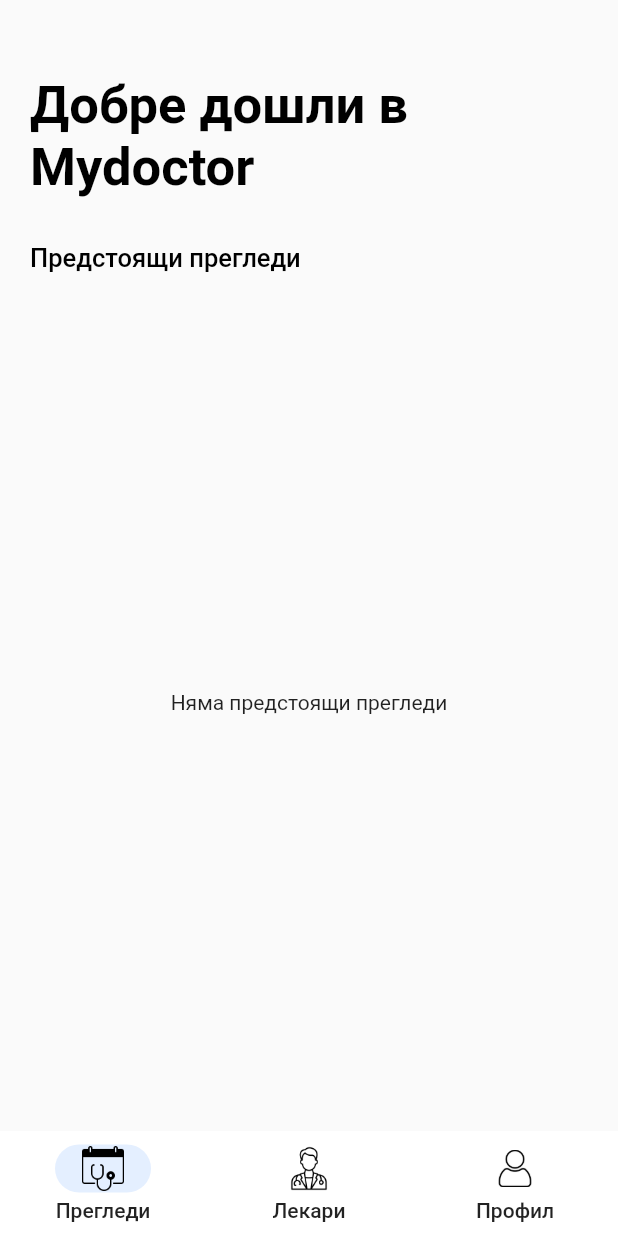
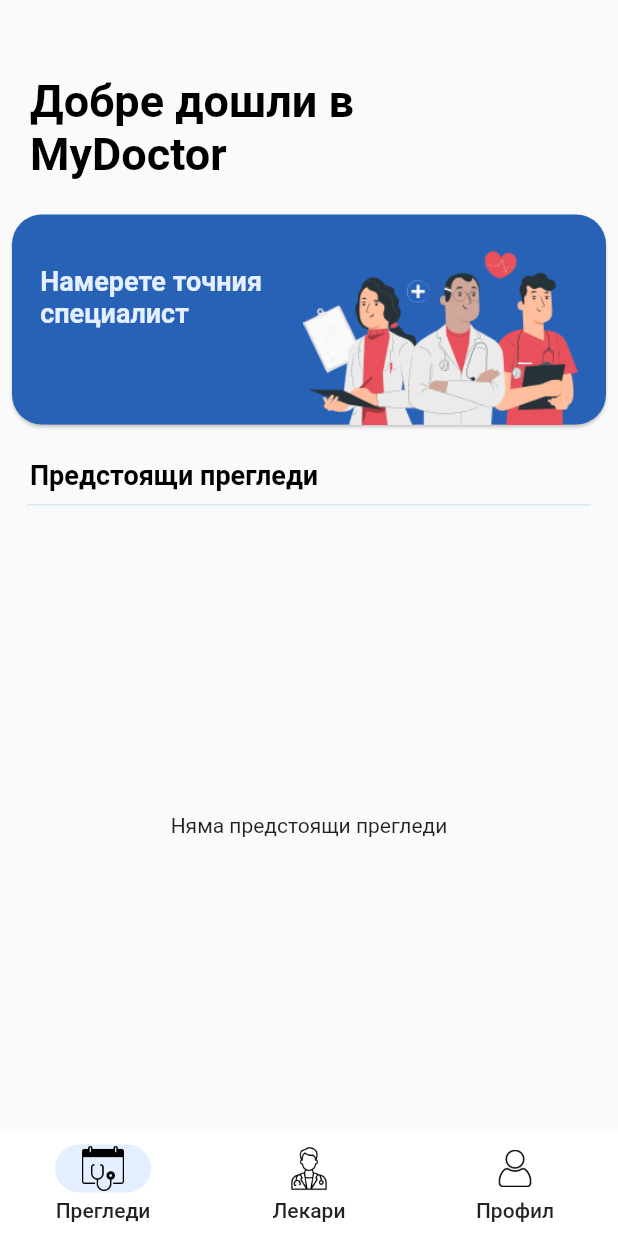
Before and after one commit to kayraBo/Mydoctor, a Flutter app: the screen it shows once a user with an empty profile is signed in, on a phone screen of 412 x 824 dp. Run offline on Flutter 3.47's test engine with Material 2 defaults, Android fonts, the phone set to English and light mode, and no system bars; our stand-ins replace cloud_firestore, firebase_auth, firebase_core, flutter_riverpod, table_calendar; accounts and stored records are empty.

Commit message:
updating ui

```diff
--- a/lib/constants/md_app_assets.dart
+++ b/lib/constants/md_app_assets.dart
@@ -4,4 +4,7 @@
   static const String mdNavBarMedicalIcon = 'assets/icons/medical.png';
   static const String mdSignInDoctorPicture = 'assets/images/Doctors.png';
   static const String mdProfilePicture = 'assets/images/profile_pic.png';
+  static const String mdDoctorsHomePicture = 'assets/images/doctorsHome.png';
+  static const String mdStethoscopeIcon = 'assets/icons/stethoscope.png';
+  static const String mdHospitalIcon = 'assets/icons/hospital.png';
 }
--- a/lib/constants/md_app_colors.dart
+++ b/lib/constants/md_app_colors.dart
@@ -7,4 +7,5 @@
   static const mdWhiteColor = Colors.white;
   static const mdLightBlueDividerColor = Color(0xFFD8E5F8);
   static const mdRedColor = Color(0xFFE9625E);
+  static const mdGreyColor = Color(0xFFE7E7E7);
 }
--- a/lib/constants/md_app_fontstyle.dart
+++ b/lib/constants/md_app_fontstyle.dart
@@ -89,6 +89,9 @@
   static const bold35Black = TextStyle(
       color: AppColors.mdBlackColor, fontWeight: FontWeight.bold, fontSize: 35);
 
+  static const bold30Black = TextStyle(
+      color: AppColors.mdBlackColor, fontWeight: FontWeight.bold, fontSize: 30);
+
   static const iconArrowBack =
       Icon(Icons.arrow_back_ios, color: AppColors.mdBlackColor);
 
--- a/lib/constants/md_app_strings.dart
+++ b/lib/constants/md_app_strings.dart
@@ -1,5 +1,5 @@
 class AppStrings {
-  static const String strWelcomeMessage = 'Добре дошли в Mydoctor';
+  static const String strWelcomeMessage = 'Добре дошли в \nMyDoctor';
   static const String strUpcomingAppointmnets = 'Предстоящи прегледи';
   static const String strMedicalSpecialities = 'Категории';
   static const String strSearch = 'Търси...';
@@ -42,4 +42,5 @@
   static const String strChooseSpeciality = 'Избери специалност...';
   static const String strAvailableHours = 'Свободни часове';
   static const String strCancel = 'Отмяна';
+  static const String strMessageHome = 'Намерете точния\nспециалист';
 }
--- a/lib/screens/home/view/home.dart
+++ b/lib/screens/home/view/home.dart
@@ -64,7 +64,7 @@
                                     ),
                                     Column(
                                       mainAxisAlignment:
-                                          MainAxisAlignment.center,
+                                          MainAxisAlignment.spaceEvenly,
                                       crossAxisAlignment:
                                           CrossAxisAlignment.start,
                                       children: [
@@ -90,9 +90,15 @@
                                             ),
                                           ],
                                         ),
+                                        const SizedBox(
+                                          height: 3,
+                                        ),
                                         Text(
                                           '${doctorData[index].doctorMedSpeciality}',
                                           style: AppFontStyles.semiBold15Black,
+                                        ),
+                                        const SizedBox(
+                                          height: 3,
                                         ),
                                         Text(
                                           '${doctorData[index].doctorHospital}',
@@ -181,18 +187,59 @@
                 padding: const EdgeInsets.fromLTRB(20, 0, 0, 0),
                 child: const Text(
                   AppStrings.strWelcomeMessage,
-                  style: AppFontStyles.bold35Black,
+                  style: AppFontStyles.bold30Black,
                 )),
             const SizedBox(
-              height: 30,
+              height: 15,
+            ),
+            Card(
+              shape: borderRadius(),
+              margin: const EdgeInsets.all(8),
+              color: AppColors.mdDarkBlueColor,
+              child: Padding(
+                padding: const EdgeInsets.fromLTRB(10, 20, 0, 0),
+                child: Row(
+                  mainAxisAlignment: MainAxisAlignment.spaceAround,
+                  children: [
+                    const Padding(
+                      padding: EdgeInsets.only(bottom: 50),
+                      child: Text(
+                        AppStrings.strMessageHome,
+                        style: AppFontStyles.bold18White,
+                      ),
+                    ),
+                    Padding(
+                      padding: const EdgeInsets.symmetric(
+                          vertical: 0, horizontal: 10),
+                      child: Image.asset(
+                        AppAssets.mdDoctorsHomePicture,
+                        height: 120,
+                      ),
+                    ),
+                  ],
+                ),
+              ),
+            ),
+            const SizedBox(
+              height: 15,
             ),
             Container(
                 alignment: Alignment.centerLeft,
                 padding: const EdgeInsets.fromLTRB(20, 0, 0, 0),
                 child: const Text(
                   AppStrings.strUpcomingAppointmnets,
-                  style: AppFontStyles.semBold17Black,
+                  style: AppFontStyles.bold18Black,
                 )),
+            const Padding(
+              padding: EdgeInsets.all(8.0),
+              child: Divider(
+                height: 3,
+                thickness: 1,
+                indent: 10,
+                endIndent: 10,
+                color: AppColors.mdLightBlueDividerColor,
+              ),
+            ),
             Expanded(
                 child: Container(
               child: displayDoctors(),
```
Also changed, not shown: lib/screens/doctor_profile/view/doctor_profile.dart (+19 -1 lines), lib/screens/doctors_list/view/doctors_list.dart (+5 -4 lines), lib/screens/medical_speciality/view/medical_speciality.dart (+8 -7 lines), assets/icons/hospital.png (added), assets/icons/stethoscope.png (added), assets/images/doctorsHome.png (added), 1 other file.
